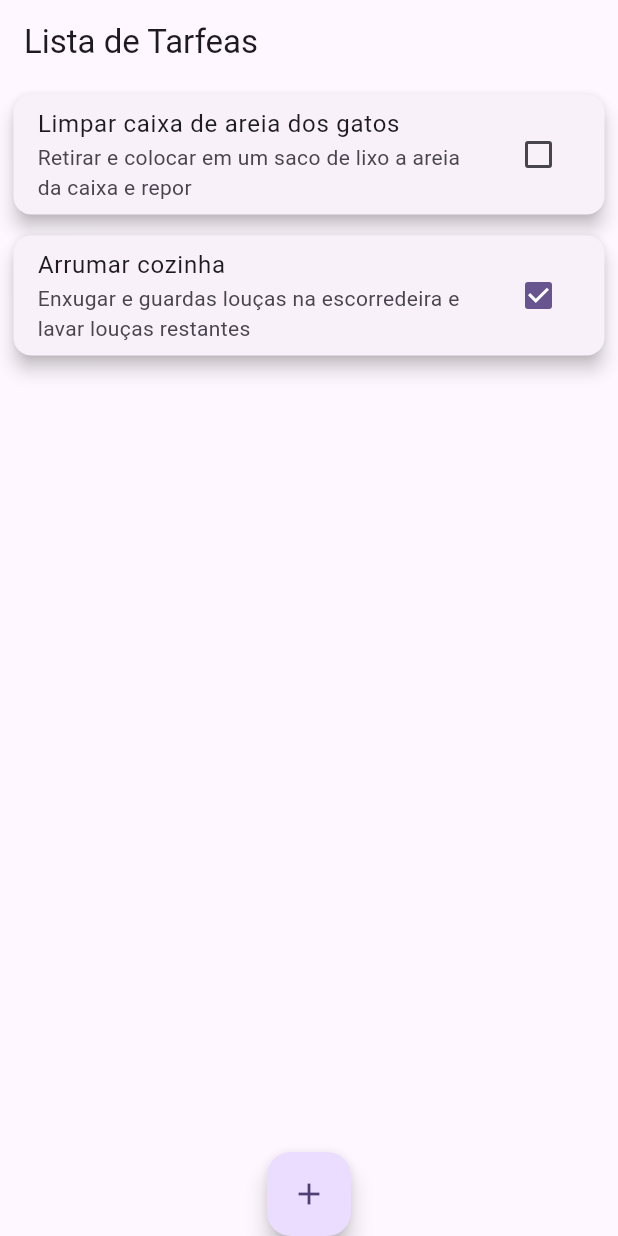
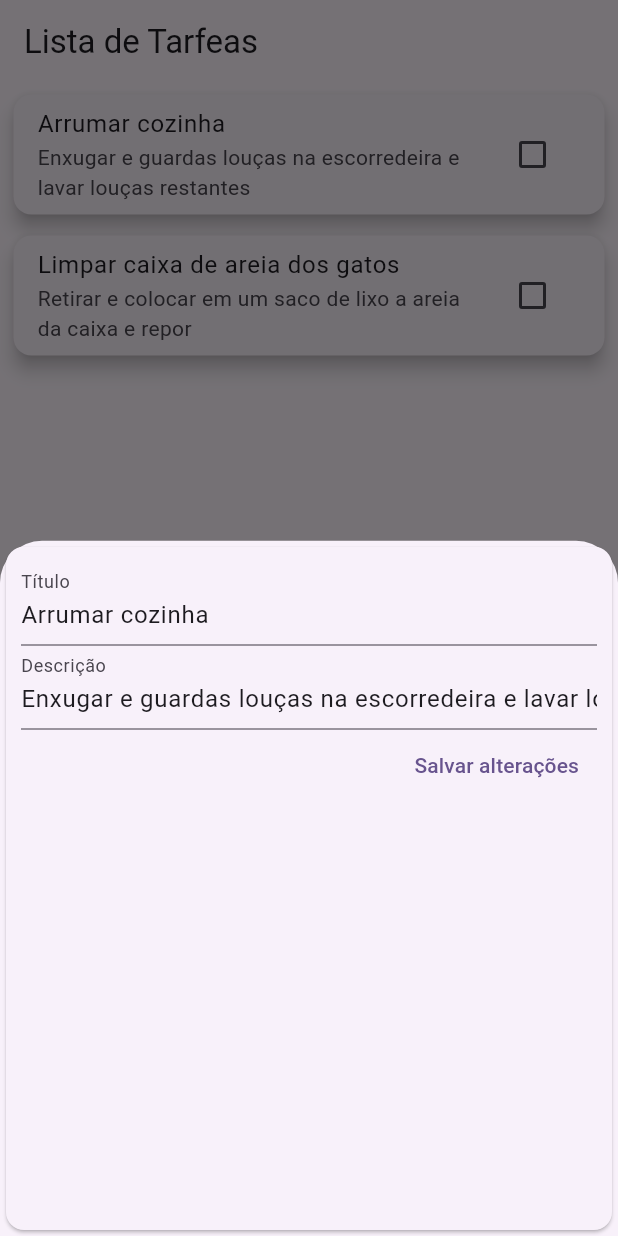
Before and after one commit to tarcisiomesquita/to_do_list_app, a Flutter app: the screen it shows after launch, after a tap on "Arrumar cozinha", on a phone screen of 412 x 824 dp. Run offline on Flutter 3.47's test engine with Material 3 defaults, Android fonts, the phone set to English and light mode, and no system bars.

```diff
--- /dev/null
+++ b/lib/components/task_edit_form.dart
@@ -0,0 +1,61 @@
+import 'package:flutter/material.dart';
+import 'package:to_do_list_app/models/task.dart';
+
+class TaskEditForm extends StatefulWidget {
+  const TaskEditForm(this.task, this.onSubmit, {super.key});
+
+  final Task task;
+  final void Function(Task task) onSubmit;
+
+  @override
+  State<TaskEditForm> createState() => _TaskEditFormState();
+}
+
+class _TaskEditFormState extends State<TaskEditForm> {
+  late final _titleController = TextEditingController(text: widget.task.title);
+  late final _descriptionController =
+      TextEditingController(text: widget.task.description);
+
+  void _submitForm() {
+    final editedTask = Task(
+      id: widget.task.id,
+      title: _titleController.text,
+      description: _descriptionController.text,
+      isChecked: widget.task.isChecked,
+    );
+
+    if (editedTask.title.isEmpty || editedTask.description.isEmpty) {
+      return;
+    }
+    widget.onSubmit(editedTask);
+  }
+
+  @override
+  Widget build(BuildContext context) {
+    return Card(
+        child: Padding(
+            padding: const EdgeInsets.all(10.0),
+            child: Column(
+              children: [
+                TextField(
+                  controller: _titleController,
+                  decoration: const InputDecoration(labelText: 'Título'),
+                  textInputAction: TextInputAction.next,
+                ),
+                TextField(
+                  controller: _descriptionController,
+                  decoration: const InputDecoration(labelText: 'Descrição'),
+                  onSubmitted: (_) => _submitForm(),
+                ),
+                Row(
+                  mainAxisAlignment: MainAxisAlignment.end,
+                  children: [
+                    TextButton(
+                        onPressed: _submitForm,
+                        child: const Text('Salvar alterações'))
+                  ],
+                )
+              ],
+            )));
+  }
+}
--- a/lib/components/task_list.dart
+++ b/lib/components/task_list.dart
@@ -2,10 +2,15 @@ import 'package:flutter/material.dart';
 import 'package:to_do_list_app/models/task.dart';
 
 class TaskList extends StatelessWidget {
-  const TaskList(this.tasks, this.onCheck, {super.key});
+  const TaskList(
+      {required this.tasks,
+      required this.onCheck,
+      required this.onEdit,
+      super.key});
 
   final List<Task> tasks;
   final void Function(String id, bool isChecked) onCheck;
+  final void Function(Task task) onEdit;
 
   @override
   Widget build(BuildContext context) {
@@ -26,15 +31,19 @@ class TaskList extends StatelessWidget {
                   vertical: 3,
                   horizontal: 5,
                 ),
+                child: GestureDetector(
+                  onTap: () => onEdit(task),
                   child: Card(
                     elevation: 5,
-                  child: CheckboxListTile(
+                    child: ListTile(
+                      trailing: Checkbox(
                           value: task.isChecked,
                           onChanged: (bool? value) {
                             onCheck(task.id, value!);
-                    },
+                          }),
                       title: Text(task.title),
                       subtitle: Text(task.description),
+                    ),
                   ),
                 ),
               );
--- a/lib/main.dart
+++ b/lib/main.dart
@@ -1,6 +1,7 @@
 import 'dart:math';
 
 import 'package:flutter/material.dart';
+import 'package:to_do_list_app/components/task_edit_form.dart';
 import 'package:to_do_list_app/components/task_form.dart';
 import 'package:to_do_list_app/components/task_list.dart';
 import 'package:to_do_list_app/models/task.dart';
@@ -69,8 +70,26 @@ class _MyHomePageState extends State<MyHomePage> {
     Navigator.pop(context);
   }
 
+  void _editTask(Task task) {
+    final index = _tasks.indexWhere((e) => e.id == task.id);
+
+    setState(() {
+      _tasks[index] = task;
+    });
+    Navigator.pop(context);
+  }
+
   void _openTaskModal() {
     showModalBottomSheet(context: context, builder: (_) => TaskForm(_addTask));
+  }
+
+  void _openTaksEditModal(Task task) {
+    showModalBottomSheet(
+        context: context,
+        builder: (_) => TaskEditForm(
+              task,
+              _editTask,
+            ));
   }
 
   @override
@@ -82,13 +101,19 @@ class _MyHomePageState extends State<MyHomePage> {
       body: SingleChildScrollView(
         child: Column(
           children: [
-            TaskList(_tasks, _checkBoxSwitch),
+            TaskList(
+                tasks: _tasks,
+                onCheck: _checkBoxSwitch,
+                onEdit: _openTaksEditModal),
           ],
         ),
       ),
-      floatingActionButton: FloatingActionButton(
-        onPressed: _openTaskModal,
-        child: const Icon(Icons.add),
+      floatingActionButton: Padding(
+        padding: const EdgeInsets.only(bottom: 16),
+        child: FloatingActionButton(
+          onPressed: _openTaskModal,
+          child: const Icon(Icons.add),
+        ),
       ),
       floatingActionButtonLocation: FloatingActionButtonLocation.centerDocked,
     );
--- a/lib/models/task.dart
+++ b/lib/models/task.dart
@@ -1,7 +1,7 @@
 class Task {
-  final String id;
-  final String title;
-  final String description;
+  String id;
+  String title;
+  String description;
   bool isChecked;
 
   Task({
```
Lines whose indentation alone changed are shown as unchanged.
